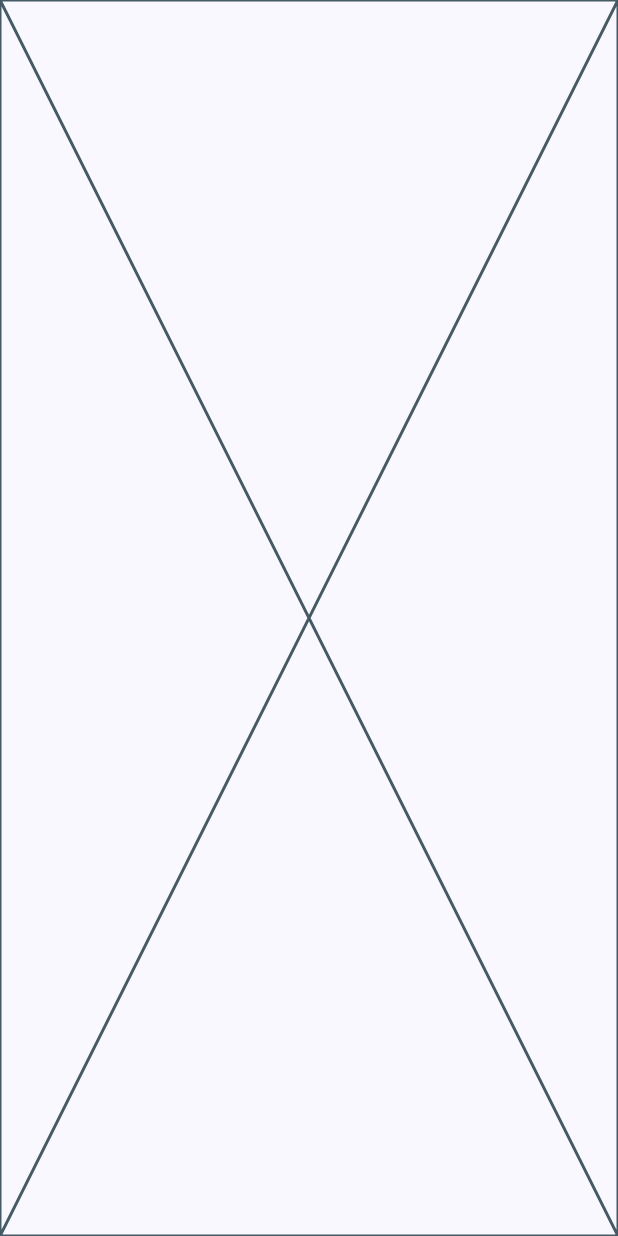
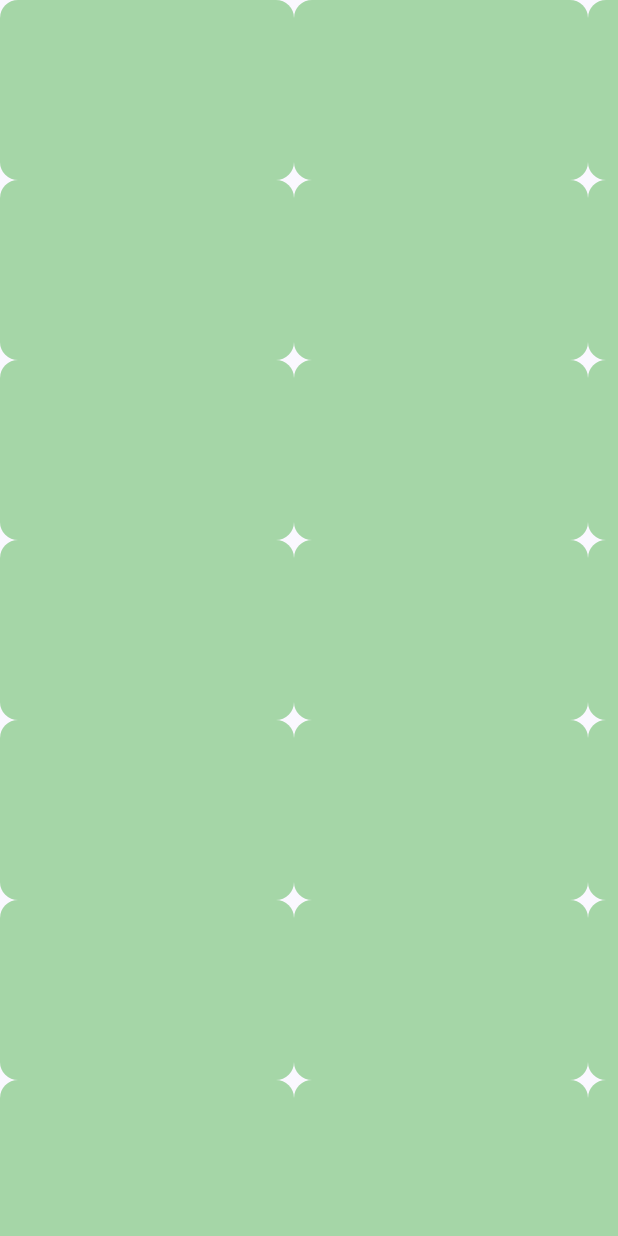
Before and after one commit to delletenebre/aldoro, a Flutter app: the screen it shows after launch, on a phone screen of 412 x 824 dp. Run offline on Flutter 3.47's test engine with Material 3 defaults, Android fonts, the phone set to English and light mode, and no system bars; our stand-ins replace dio, flutter_hooks, flutter_riverpod, flutter_secure_storage, go_router, hooks_riverpod and 1 more.

Commit message:
feat: Implement basic vertical and horizontal list structures using a new `ListCard` component.

```diff
--- a/lib/ui/lists/horizontal_list.dart
+++ b/lib/ui/lists/horizontal_list.dart
@@ -1,5 +1,7 @@
 import 'package:flutter/material.dart';
 import 'package:hooks_riverpod/hooks_riverpod.dart';
+
+import 'list_cards/list_card.dart';
 
 final horizontalListProvider = NotifierProvider.autoDispose
     .family<HorizontalListNotifier, List<Widget>, String>(
@@ -16,10 +18,19 @@ class HorizontalListNotifier extends Notifier<List<Widget>> {
 }
 
 class HorizontalList extends StatelessWidget {
-  const HorizontalList({super.key});
+  final Size itemSize;
+
+  const HorizontalList({super.key, this.itemSize = const Size(196.0, 110.0)});
 
   @override
   Widget build(BuildContext context) {
-    return const Placeholder();
+    return ListView.builder(
+      scrollDirection: Axis.horizontal,
+      itemCount: 10,
+      itemExtent: itemSize.width,
+      itemBuilder: (context, index) {
+        return ListCard();
+      },
+    );
   }
 }
--- /dev/null
+++ b/lib/ui/lists/list_cards/list_card.dart
@@ -0,0 +1,19 @@
+import 'package:flutter/material.dart';
+
+class ListCard extends StatelessWidget {
+  final Size size;
+
+  const ListCard({super.key, this.size = const Size(196.0, 110.0)});
+
+  @override
+  Widget build(BuildContext context) {
+    return Container(
+      width: size.width,
+      height: size.height,
+      decoration: BoxDecoration(
+        borderRadius: BorderRadius.circular(12.0),
+        color: Colors.green.shade200,
+      ),
+    );
+  }
+}
--- a/lib/ui/lists/vertical_list.dart
+++ b/lib/ui/lists/vertical_list.dart
@@ -1,3 +1,4 @@
+import 'package:aldoro/ui/lists/horizontal_list.dart';
 import 'package:flutter/material.dart';
 import 'package:hooks_riverpod/hooks_riverpod.dart';
 
@@ -20,6 +21,13 @@ class VerticalList extends StatelessWidget {
 
   @override
   Widget build(BuildContext context) {
-    return const Placeholder();
+    return ListView.builder(
+      scrollDirection: Axis.vertical,
+      itemCount: 10,
+      itemExtent: 120.0,
+      itemBuilder: (context, index) {
+        return const HorizontalList();
+      },
+    );
   }
 }
```
